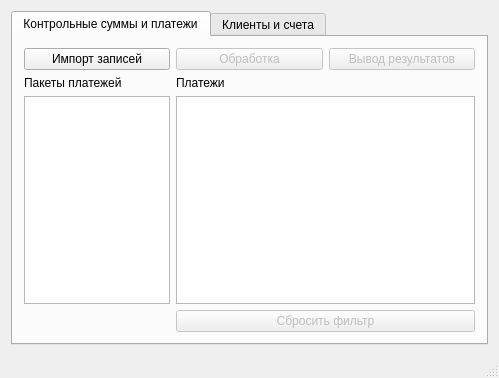
Qt form mainwindow.ui (Envek/Kosogor) before a commit.
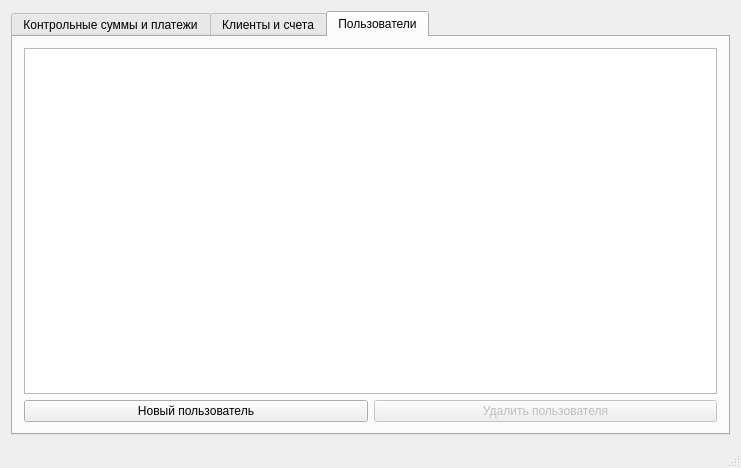
The same form after that commit. The open tabs and pages were chosen to show the change.

Commit message: User access rights done, admins rocks! Authentication beautified.

```diff
--- a/mainwindow.ui
+++ b/mainwindow.ui
@@ -6,8 +6,8 @@
    <rect>
     <x>0</x>
     <y>0</y>
-    <width>499</width>
-    <height>378</height>
+    <width>741</width>
+    <height>468</height>
    </rect>
   </property>
   <property name="windowTitle">
@@ -135,6 +135,33 @@
         </item>
        </layout>
       </widget>
+      <widget class="QWidget" name="usersTab">
+       <attribute name="title">
+        <string>Пользователи</string>
+       </attribute>
+       <layout class="QGridLayout" name="gridLayout_4">
+        <item row="0" column="0" colspan="2">
+         <widget class="QTableView" name="userView"/>
+        </item>
+        <item row="1" column="0">
+         <widget class="QPushButton" name="addUserButton">
+          <property name="text">
+           <string>Новый пользователь</string>
+          </property>
+         </widget>
+        </item>
+        <item row="1" column="1">
+         <widget class="QPushButton" name="deleteUserButton">
+          <property name="enabled">
+           <bool>false</bool>
+          </property>
+          <property name="text">
+           <string>Удалить пользователя</string>
+          </property>
+         </widget>
+        </item>
+       </layout>
+      </widget>
      </widget>
     </item>
    </layout>
```
Left out of the diff: 17 changed lines with no effect on the pictures. The commit also changes 4 other files.
